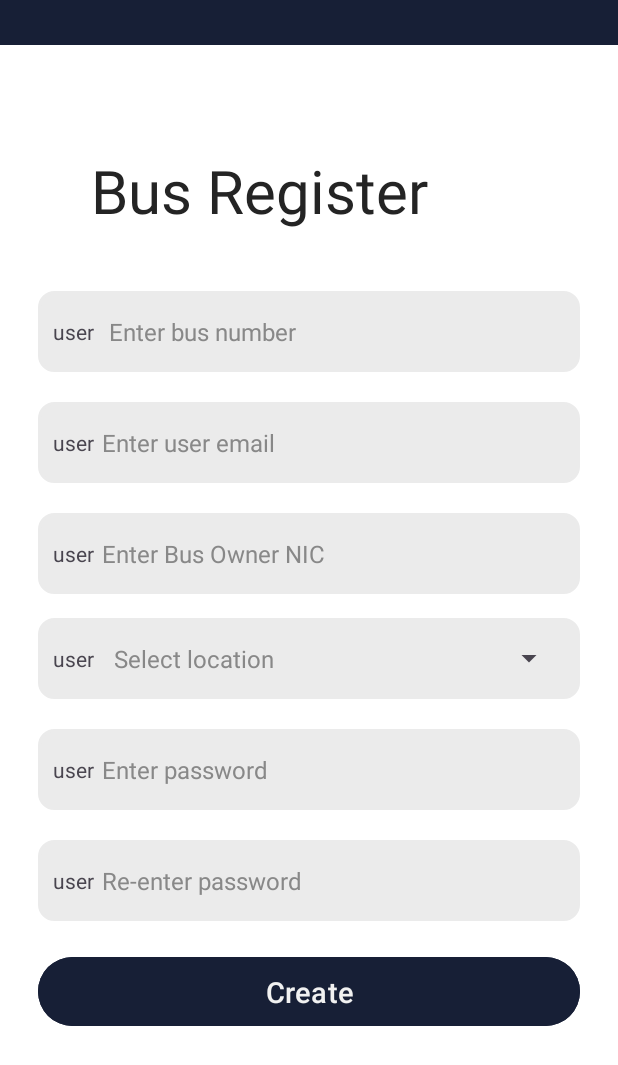
After one commit to RaviRash2k/Bus-Booking-Mobile-Application, an Android app: the BusManage screen opened directly, with no data from a screen before it, on a phone screen of 412 x 824 dp. The commit adds this screen. Shown: the top 1065 px of the screen. Run offline under Robolectric (Android 15) with nearby library versions, the phone set to English and light mode, and no system bars; our stand-ins replace Firebase (no records; nobody signed in at launch, a user with empty details on screens opened directly).

Commit message:
Bus Register function

```diff
--- a/app/src/main/AndroidManifest.xml
+++ b/app/src/main/AndroidManifest.xml
@@ -15,6 +15,9 @@
         android:supportsRtl="true"
         android:theme="@style/Theme.BusBookingApplication"
         tools:targetApi="31">
+        <activity
+            android:name=".users.routeManager.routeManagerFragment.RouteManagerHome.BusManage.BusManage"
+            android:exported="false" />
         <activity
             android:name=".users.customer.customerFragments.customerHome.CustomerSearchedSlots.BookingTicket.BookingTicket"
             android:exported="false" />
--- a/app/src/main/java/com/example/busbookingapplication/users/customer/customerFragments/customerBooks/MyBooksFragment.java
+++ b/app/src/main/java/com/example/busbookingapplication/users/customer/customerFragments/customerBooks/MyBooksFragment.java
@@ -96,6 +96,7 @@ public class MyBooksFragment extends Fragment {
     }
 
     private void fetchDataFromDatabase() {
+
         DatabaseReference databaseReference = FirebaseDatabase.getInstance().getReference("Booked Tickets");
 
         // Get current user name
@@ -137,7 +138,6 @@ public class MyBooksFragment extends Fragment {
                             DataSnapshot seatsSnapshot = bookingSnapshot.child("Seats");
                             if (seatsSnapshot.exists()) {
 
-
                                 List<String> seatList = new ArrayList<>();
 
                                 for (DataSnapshot seatSnapshot : seatsSnapshot.getChildren()) {
--- /dev/null
+++ b/app/src/main/java/com/example/busbookingapplication/users/routeManager/routeManagerFragment/RouteManagerHome/BusManage/BusManage.java
@@ -0,0 +1,193 @@
+package com.example.busbookingapplication.users.routeManager.routeManagerFragment.RouteManagerHome.BusManage;
+
+import android.content.Intent;
+import android.graphics.Color;
+import android.os.Bundle;
+import android.view.View;
+import android.view.ViewGroup;
+import android.widget.ArrayAdapter;
+import android.widget.Button;
+import android.widget.EditText;
+import android.widget.Spinner;
+import android.widget.TextView;
+import android.widget.Toast;
+
+import androidx.appcompat.app.AppCompatActivity;
+
+import com.example.busbookingapplication.R;
+import com.example.busbookingapplication.users.routeManager.RouteManagerHome;
+import com.google.firebase.database.DataSnapshot;
+import com.google.firebase.database.DatabaseError;
+import com.google.firebase.database.DatabaseReference;
+import com.google.firebase.database.FirebaseDatabase;
+import com.google.firebase.database.Query;
+import com.google.firebase.database.ValueEventListener;
+
+import java.util.ArrayList;
+import java.util.List;
+import java.util.Map;
+
+public class BusManage extends AppCompatActivity {
+
+    EditText busNo, email, ownerNIC, password, rePassword;
+    Button create;
+    DatabaseReference DB;
+    private Spinner busRoute;
+
+    @Override
+    protected void onCreate(Bundle savedInstanceState) {
+        super.onCreate(savedInstanceState);
+        setContentView(R.layout.activity_bus_manage);
+
+        busNo = findViewById(R.id.busNo);
+        email = findViewById(R.id.email);
+        ownerNIC = findViewById(R.id.ownerNIC);
+        busRoute = findViewById(R.id.busRoute);
+        password = findViewById(R.id.password);
+        rePassword = findViewById(R.id.rePassword);
+        create = findViewById(R.id.create);
+
+        DB = FirebaseDatabase.getInstance().getReference().child("Users");
+
+        initializeRouteSpinner(busRoute);
+
+        // Create account button click listener
+        create.setOnClickListener(new View.OnClickListener() {
+            @Override
+            public void onClick(View v) {
+                String num = busNo.getText().toString().trim();
+                String eml = email.getText().toString().trim();
+                String nic = ownerNIC.getText().toString().trim();
+                String route = busRoute.getSelectedItem().toString();
+                String pass = password.getText().toString().trim();
+                String repass = rePassword.getText().toString().trim();
+
+                if (num.isEmpty() || eml.isEmpty() || pass.isEmpty() || repass.isEmpty() || nic.isEmpty() || route.isEmpty()) {
+                    Toast.makeText(BusManage.this, "Fill all fields", Toast.LENGTH_SHORT).show();
+                } else if (pass.length() < 8) {
+                    Toast.makeText(BusManage.this, "Password must be at least 8 characters", Toast.LENGTH_SHORT).show();
+                } else if (nic.length() < 12) {
+                    Toast.makeText(BusManage.this, "Invalid NIC", Toast.LENGTH_SHORT).show();
+                } else if (!pass.equals(repass)) {
+                    Toast.makeText(BusManage.this, "Passwords do not match", Toast.LENGTH_SHORT).show();
+                } else {
+                    generateNextBusID(num, eml, nic, route, pass);
+                }
+            }
+        });
+    }
+
+    // Initialize route spinner
+    private void initializeRouteSpinner(final Spinner spinner) {
+        DatabaseReference routeRef = FirebaseDatabase.getInstance().getReference("Route");
+
+        routeRef.addValueEventListener(new ValueEventListener() {
+            @Override
+            public void onDataChange(DataSnapshot dataSnapshot) {
+                List<String> routeList = new ArrayList<>();
+                routeList.add("Select location");
+
+                for (DataSnapshot snapshot : dataSnapshot.getChildren()) {
+                    Object value = snapshot.getValue();
+                    if (value instanceof String) {
+                        routeList.add((String) value);
+                    } else if (value instanceof Map) {
+                        routeList.add(snapshot.getKey());
+                    }
+                }
+
+                ArrayAdapter<String> adapter = new ArrayAdapter<String>(BusManage.this, android.R.layout.simple_spinner_item, routeList) {
+                    @Override
+                    public boolean isEnabled(int position) {
+                        return position != 0;
+                    }
+
+                    @Override
+                    public View getDropDownView(int position, View convertView, ViewGroup parent) {
+                        View view = super.getDropDownView(position, convertView, parent);
+                        TextView tv = (TextView) view;
+                        tv.setTextColor(position == 0 ? Color.GRAY : Color.GRAY);
+                        return view;
+                    }
+
+                    @Override
+                    public View getView(int position, View convertView, ViewGroup parent) {
+                        View view = super.getView(position, convertView, parent);
+                        TextView tv = (TextView) view;
+                        tv.setTextColor(position == 0 ? Color.GRAY : Color.GRAY);
+                        return view;
+                    }
+                };
+
+                adapter.setDropDownViewResource(android.R.layout.simple_spinner_dropdown_item);
+                spinner.setAdapter(adapter);
+            }
+
+            @Override
+            public void onCancelled(DatabaseError databaseError) {
+                Toast.makeText(BusManage.this, "Failed to load routes.", Toast.LENGTH_SHORT).show();
+            }
+        });
+    }
+
+    // Generate next Bus ID based on the last added bus
+    private void generateNextBusID(String busNum, String email, String nic, String route, String password) {
+        Query lastBusQuery = DB.orderByKey().startAt("BUSHW").endAt("BUSHW\uf8ff").limitToLast(1);
+
+        lastBusQuery.addListenerForSingleValueEvent(new ValueEventListener() {
+            @Override
+            public void onDataChange(DataSnapshot dataSnapshot) {
+                String lastID = null;
+
+                if (dataSnapshot.exists()) {
+                    for (DataSnapshot snapshot : dataSnapshot.getChildren()) {
+                        lastID = snapshot.getKey();
+                    }
+                }
+
+                // Generate next bus ID
+                String nextID = generateNextID(lastID);
+                saveNewBus(nextID, busNum, email, nic, route, password);
+            }
+
+            @Override
+            public void onCancelled(DatabaseError databaseError) {
+                Toast.makeText(BusManage.this, "Database error: " + databaseError.getMessage(), Toast.LENGTH_SHORT).show();
+            }
+        });
+    }
+
+    // Helper method to generate the bus ID
+    private String generateNextID(String lastID) {
+        if (lastID == null || lastID.isEmpty()) {
+            return "BUSHW001";
+        }
+
+        String numericPart = lastID.substring(5);
+
+        if (numericPart.isEmpty()) {
+            return "BUSHW001";
+        }
+
+        int number = Integer.parseInt(numericPart);
+        number++;
+        return String.format("BUSHW%03d", number);
+    }
+
+    // Method to save the new bus to Firebase
+    private void saveNewBus(String busID, String busNum, String email, String nic, String route, String password) {
+        DB.child(busID).child("Bus ID").setValue(busID);
+        DB.child(busID).child("Bus Number").setValue(busNum);
+        DB.child(busID).child("Email").setValue(email);
+        DB.child(busID).child("NIC").setValue(nic);
+        DB.child(busID).child("Route").setValue(route);
+        DB.child(busID).child("Password").setValue(password);
+        DB.child(busID).child("Type").setValue("busOwner");
+        DB.child(busID).child("Logged").setValue("no");
+
+        Toast.makeText(BusManage.this, "Data Inserted", Toast.LENGTH_SHORT).show();
+        Intent i = new Intent(BusManage.this, RouteManagerHome.class);
+        startActivity(i);
+        finish();
+    }
+}
--- /dev/null
+++ b/app/src/main/res/layout/activity_bus_manage.xml
@@ -0,0 +1,212 @@
+<?xml version="1.0" encoding="utf-8"?>
+<LinearLayout xmlns:android="http://schemas.android.com/apk/res/android"
+    xmlns:app="http://schemas.android.com/apk/res-auto"
+    xmlns:tools="http://schemas.android.com/tools"
+    android:id="@+id/main"
+    android:layout_width="match_parent"
+    android:layout_height="match_parent"
+    android:orientation="vertical"
+    tools:context=".users.routeManager.routeManagerFragment.RouteManagerHome.BusManage.BusManage"
+    android:background="@color/white">
+
+    <androidx.appcompat.widget.Toolbar
+        android:id="@+id/toolbar"
+        android:layout_width="match_parent"
+        android:layout_height="30dp"
+        android:background="@color/main"
+        android:titleTextColor="@android:color/black" />
+
+    <LinearLayout
+        android:layout_width="match_parent"
+        android:layout_height="match_parent"
+        android:orientation="vertical"
+        android:background="@color/white"
+        android:paddingHorizontal="25dp">
+
+        <TextView
+            android:layout_width="wrap_content"
+            android:layout_height="wrap_content"
+            android:layout_marginStart="35dp"
+            android:layout_marginTop="70dp"
+            android:text="Bus Register"
+            android:textColor="@color/dark_text"
+            android:textSize="40sp"/>
+
+        <LinearLayout
+            android:layout_width="match_parent"
+            android:layout_height="54dp"
+            android:layout_marginTop="40dp"
+            android:orientation="horizontal"
+            android:paddingHorizontal="10dp"
+            android:gravity="center"
+            android:background="@drawable/edit_text_background">
+
+            <TextView
+                android:layout_width="wrap_content"
+                android:layout_height="wrap_content"
+                android:text="user"/>
+
+            <EditText
+                android:id="@+id/busNo"
+                android:layout_width="match_parent"
+                android:layout_height="match_parent"
+                android:layout_marginStart="10dp"
+                android:hint="Enter bus number"
+                android:textSize="16sp"
+                android:inputType="text"
+                android:background="@android:color/transparent"
+                app:layout_constraintStart_toStartOf="parent"
+                tools:layout_editor_absoluteY="223dp"
+                android:textColorHint="@color/hint_text"
+                android:textColor="@color/dark_text" />
+        </LinearLayout>
+
+        <LinearLayout
+            android:layout_width="match_parent"
+            android:layout_height="54dp"
+            android:layout_marginTop="20dp"
+            android:orientation="horizontal"
+            android:paddingHorizontal="10dp"
+            android:gravity="center"
+            android:background="@drawable/edit_text_background">
+
+            <TextView
+                android:layout_width="wrap_content"
+                android:layout_height="wrap_content"
+                android:text="user" />
+
+            <EditText
+                android:id="@+id/email"
+                android:layout_width="match_parent"
+                android:layout_height="match_parent"
+                android:layout_marginStart="5dp"
+                android:textSize="16sp"
+                android:inputType="textEmailAddress"
+                android:hint="Enter user email"
+                android:background="@android:color/transparent"
+                tools:layout_editor_absoluteY="223dp"
+                android:textColor="@color/dark_text"
+                android:textColorHint="@color/hint_text" />
+        </LinearLayout>
+
+
+        <LinearLayout
+            android:layout_width="match_parent"
+            android:layout_height="54dp"
+            android:layout_marginTop="20dp"
+            android:orientation="horizontal"
+            android:paddingHorizontal="10dp"
+            android:gravity="center"
+            android:background="@drawable/edit_text_background">
+
+            <TextView
+                android:layout_width="wrap_content"
+                android:layout_height="wrap_content"
+                android:text="user" />
+
+            <EditText
+                android:id="@+id/ownerNIC"
+                android:layout_width="match_parent"
+                android:layout_height="match_parent"
+                android:layout_marginStart="5dp"
+                android:hint="Enter Bus Owner NIC"
+                android:background="@android:color/transparent"
+                android:textSize="16sp"
+                android:inputType="number"
+                android:textColor="@color/dark_text"
+                android:textColorHint="@color/hint_text" />
+        </LinearLayout>
+
+
+
+        <LinearLayout
+            android:layout_width="match_parent"
+            android:layout_height="54dp"
+            android:layout_marginTop="16dp"
+            android:orientation="horizontal"
+            android:paddingHorizontal="10dp"
+            android:gravity="center"
+            android:background="@drawable/edit_text_background">
+
+            <TextView
+                android:layout_width="wrap_content"
+                android:layout_height="wrap_content"
+                android:text="user" />
+
+            <androidx.appcompat.widget.AppCompatSpinner
+                android:id="@+id/busRoute"
+                android:layout_width="match_parent"
+                android:layout_height="match_parent"
+                android:textSize="16sp"
+                android:spinnerMode="dropdown"
+                android:layout_marginStart="5dp"/>
+        </LinearLayout>
+
+        <LinearLayout
+            android:layout_width="match_parent"
+            android:layout_height="54dp"
+            android:layout_marginTop="20dp"
+            android:orientation="horizontal"
+            android:paddingHorizontal="10dp"
+            android:gravity="center"
+            android:background="@drawable/edit_text_background">
+
+            <TextView
+                android:layout_width="wrap_content"
+                android:layout_height="wrap_content"
+                android:text="user" />
+
+            <EditText
+                android:id="@+id/password"
+                android:layout_width="match_parent"
+                android:layout_height="match_parent"
+                android:layout_marginStart="5dp"
+                android:hint="Enter password"
+                android:background="@android:color/transparent"
+                android:textSize="16sp"
+                android:inputType="textPassword"
+                android:textColor="@color/dark_text"
+                android:textColorHint="@color/hint_text" />
+        </LinearLayout>
+
+        <LinearLayout
+            android:layout_width="match_parent"
+            android:layout_height="54dp"
+            android:layout_marginTop="20dp"
+            android:orientation="horizontal"
+            android:paddingHorizontal="10dp"
+            android:gravity="center"
+            android:background="@drawable/edit_text_background">
+
+            <TextView
+                android:layout_width="wrap_content"
+                android:layout_height="wrap_content"
+                android:text="user" />
+
+            <EditText
+                android:id="@+id/rePassword"
+                android:layout_width="match_parent"
+                android:layout_height="match_parent"
+                android:layout_marginStart="5dp"
+                android:hint="Re-enter password"
+                android:background="@android:color/transparent"
+                android:textSize="16sp"
+                android:inputType="textPassword"
+                android:textColor="@color/dark_text"
+                android:textColorHint="@color/hint_text" />
+        </LinearLayout>
+
+        <Button
+            android:id="@+id/create"
+            android:layout_width="match_parent"
+            android:layout_height="wrap_content"
+            android:layout_marginTop="20dp"
+            android:backgroundTint="@color/main"
+            android:paddingVertical="10dp"
+            android:text="Create"
+            android:textColor="@color/text"
+            android:textSize="19sp" />
+
+    </LinearLayout>
+
+</LinearLayout>
```
Also changed, not shown: app/src/main/java/com/example/busbookingapplication/registerAndLogin/register/RegisterActivity.java (+4 -3 lines), app/src/main/java/com/example/busbookingapplication/users/routeManager/routeManagerFragment/RouteManagerHome/RouteManagerHomeFragment.java (+16 -47 lines), app/src/main/res/layout/fragment_route_manager_home.xml (+48 -5 lines).
